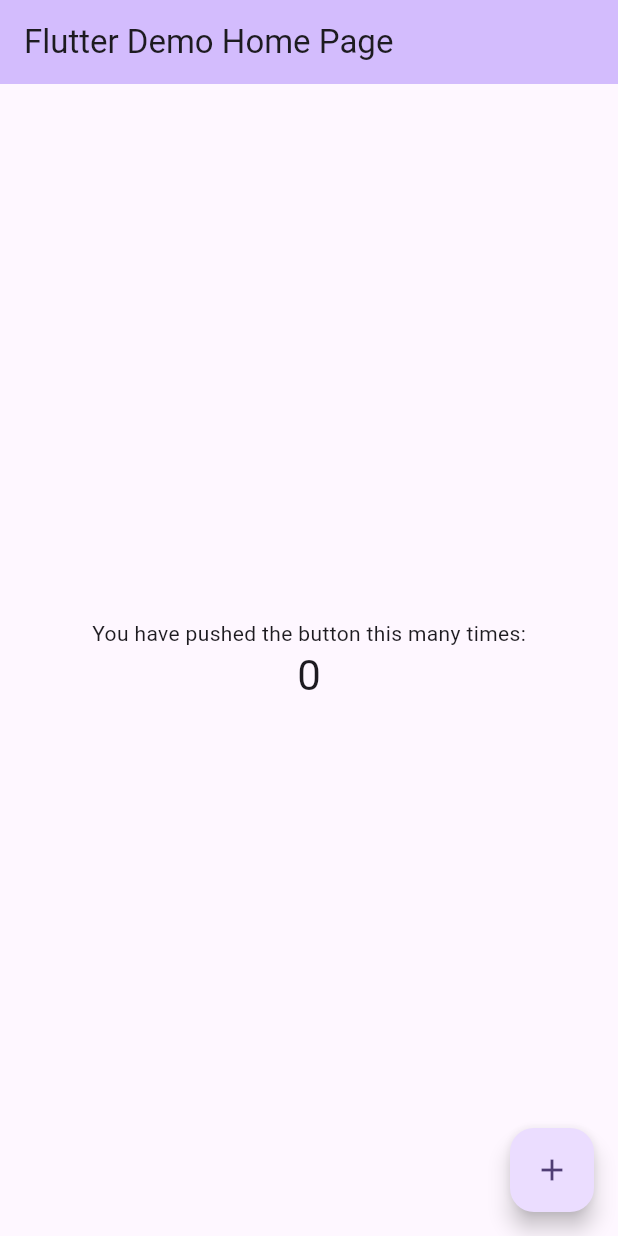
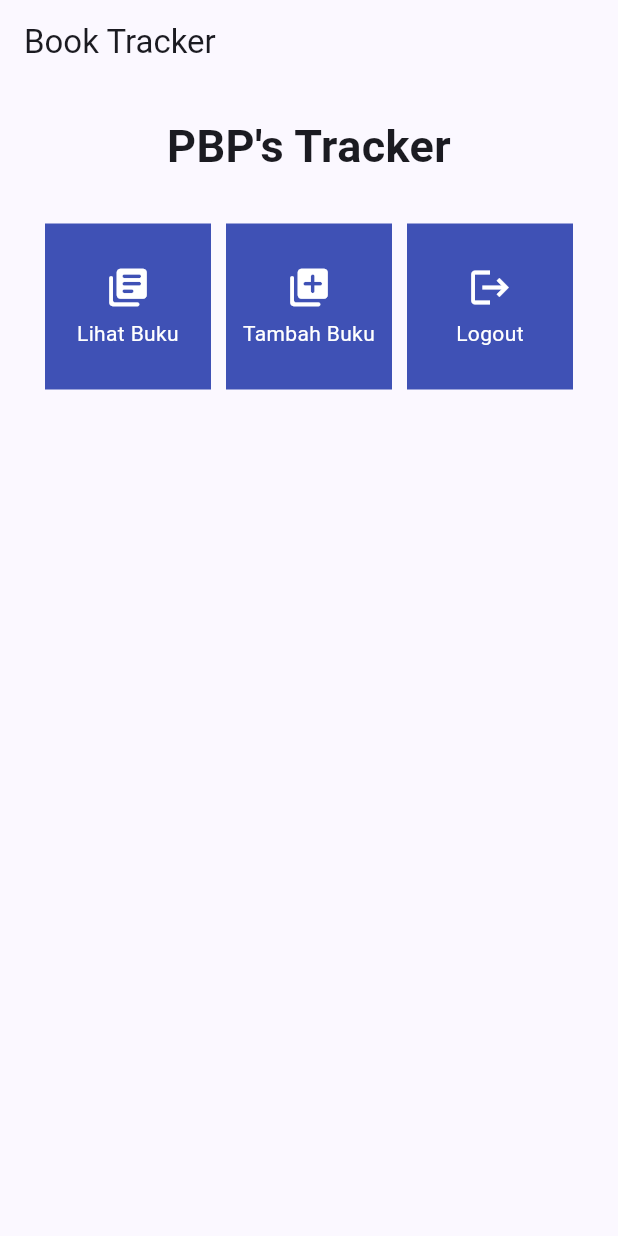
Before and after one commit to FasiIkom/book-tracker-mobile, a Flutter app: the screen it shows after launch, on a phone screen of 412 x 824 dp. Run offline on Flutter 3.47's test engine with Material 3 defaults, Android fonts, the phone set to English and light mode, and no system bars.

Commit message:
tutorial 6 selesai

```diff
--- a/lib/main.dart
+++ b/lib/main.dart
@@ -1,4 +1,5 @@
 import 'package:flutter/material.dart';
+import 'package:book_tracker/menu.dart';
 
 void main() {
   runApp(const MyApp());
@@ -28,98 +29,10 @@ class MyApp extends StatelessWidget {
         //
         // This works for code too, not just values: Most code changes can be
         // tested with just a hot reload.
-        colorScheme: ColorScheme.fromSeed(seedColor: Colors.deepPurple),
+        colorScheme: ColorScheme.fromSeed(seedColor: Colors.indigo),
         useMaterial3: true,
       ),
-      home: const MyHomePage(title: 'Flutter Demo Home Page'),
+      home: MyHomePage(),
     );
   }
 }
-
-class MyHomePage extends StatefulWidget {
-  const MyHomePage({super.key, required this.title});
-
-  // This widget is the home page of your application. It is stateful, meaning
-  // that it has a State object (defined below) that contains fields that affect
-  // how it looks.
-
-  // This class is the configuration for the state. It holds the values (in this
-  // case the title) provided by the parent (in this case the App widget) and
-  // used by the build method of the State. Fields in a Widget subclass are
-  // always marked "final".
-
-  final String title;
-
-  @override
-  State<MyHomePage> createState() => _MyHomePageState();
-}
-
-class _MyHomePageState extends State<MyHomePage> {
-  int _counter = 0;
-
-  void _incrementCounter() {
-    setState(() {
-      // This call to setState tells the Flutter framework that something has
-      // changed in this State, which causes it to rerun the build method below
-      // so that the display can reflect the updated values. If we changed
-      // _counter without calling setState(), then the build method would not be
-      // called again, and so nothing would appear to happen.
-      _counter++;
-    });
-  }
-
-  @override
-  Widget build(BuildContext context) {
-    // This method is rerun every time setState is called, for instance as done
-    // by the _incrementCounter method above.
-    //
-    // The Flutter framework has been optimized to make rerunning build methods
-    // fast, so that you can just rebuild anything that needs updating rather
-    // than having to individually change instances of widgets.
-    return Scaffold(
-      appBar: AppBar(
-        // TRY THIS: Try changing the color here to a specific color (to
-        // Colors.amber, perhaps?) and trigger a hot reload to see the AppBar
-        // change color while the other colors stay the same.
-        backgroundColor: Theme.of(context).colorScheme.inversePrimary,
-        // Here we take the value from the MyHomePage object that was created by
-        // the App.build method, and use it to set our appbar title.
-        title: Text(widget.title),
-      ),
-      body: Center(
-        // Center is a layout widget. It takes a single child and positions it
-        // in the middle of the parent.
-        child: Column(
-          // Column is also a layout widget. It takes a list of children and
-          // arranges them vertically. By default, it sizes itself to fit its
-          // children horizontally, and tries to be as tall as its parent.
-          //
-          // Column has various properties to control how it sizes itself and
-          // how it positions its children. Here we use mainAxisAlignment to
-          // center the children vertically; the main axis here is the vertical
-          // axis because Columns are vertical (the cross axis would be
-          // horizontal).
-          //
-          // TRY THIS: Invoke "debug painting" (choose the "Toggle Debug Paint"
-          // action in the IDE, or press "p" in the console), to see the
-          // wireframe for each widget.
-          mainAxisAlignment: MainAxisAlignment.center,
-          children: <Widget>[
-            const Text(
-              'You have pushed the button this many times:',
-            ),
-            Text(
-              '$_counter',
-              style: Theme.of(context).textTheme.headlineMedium,
-            ),
-          ],
-        ),
-      ),
-      floatingActionButton: FloatingActionButton(
-        onPressed: _incrementCounter,
-        tooltip: 'Increment',
-        child: const Icon(Icons.add),
-      ), // This trailing comma makes auto-formatting nicer for build methods.
-    );
-  }
-}
--- /dev/null
+++ b/lib/menu.dart
@@ -0,0 +1,109 @@
+import 'package:flutter/material.dart';
+
+class MyHomePage extends StatelessWidget {
+  MyHomePage({super.key});
+  final List<TrackerItem> items = [
+    TrackerItem("Lihat Buku", Icons.library_books_rounded),
+    TrackerItem("Tambah Buku", Icons.library_add_rounded),
+    TrackerItem("Logout", Icons.logout),
+  ];
+  @override
+  Widget build(BuildContext context) {
+        return Scaffold(
+            appBar: AppBar(
+            title: const Text(
+                'Book Tracker',
+            ),
+            ),
+            body: SingleChildScrollView(
+            // Widget wrapper yang dapat discroll
+            child: Padding(
+                padding: const EdgeInsets.all(10.0), // Set padding dari halaman
+                child: Column(
+                // Widget untuk menampilkan children secara vertikal
+                children: <Widget>[
+                    const Padding(
+                    padding: EdgeInsets.only(top: 10.0, bottom: 10.0),
+                    // Widget Text untuk menampilkan tulisan dengan alignment center dan style yang sesuai
+                    child: Text(
+                        'PBP\'s Tracker', // Text yang menandakan tracker
+                        textAlign: TextAlign.center,
+                        style: TextStyle(
+                        fontSize: 30,
+                        fontWeight: FontWeight.bold,
+                        ),
+                    ),
+                    ),
+                    // Grid layout
+                    GridView.count(
+                    // Container pada card kita.
+                    primary: true,
+                    padding: const EdgeInsets.all(20),
+                    crossAxisSpacing: 10,
+                    mainAxisSpacing: 10,
+                    crossAxisCount: 3,
+                    shrinkWrap: true,
+                    children: items.map((TrackerItem item) {
+                        // Iterasi untuk setiap item
+                        return TrackerCard(item);
+                    }).toList(),
+                    ),
+                ],
+                ),
+            ),
+            ),
+        );
+  }
+}
+
+class TrackerCard extends StatelessWidget {
+    final TrackerItem item;
+
+    const TrackerCard(this.item, {super.key}); // Constructor
+
+    @override
+    Widget build(BuildContext context) {
+    return Material(
+        color: Colors.indigo,
+        child: InkWell(
+        // Area responsive terhadap sentuhan
+        onTap: () {
+            // Memunculkan SnackBar ketika diklik
+            ScaffoldMessenger.of(context)
+            ..hideCurrentSnackBar()
+            ..showSnackBar(SnackBar(
+                content: Text("Kamu telah menekan tombol ${item.name}!")));
+        },
+        child: Container(
+            // Container untuk menyimpan Icon dan Text
+            padding: const EdgeInsets.all(8),
+            child: Center(
+            child: Column(
+                mainAxisAlignment: MainAxisAlignment.center,
+                children: [
+                Icon(
+                    item.icon,
+                    color: Colors.white,
+                    size: 30.0,
+                ),
+                const Padding(padding: EdgeInsets.all(3)),
+                Text(
+                    item.name,
+                    textAlign: TextAlign.center,
+                    style: const TextStyle(color: Colors.white),
+                ),
+                ],
+            ),
+            ),
+        ),
+        ),
+    );
+    }
+}
+
+class TrackerItem {
+    final String name;
+    final IconData icon;
+
+    TrackerItem(this.name, this.icon);
+}
```
